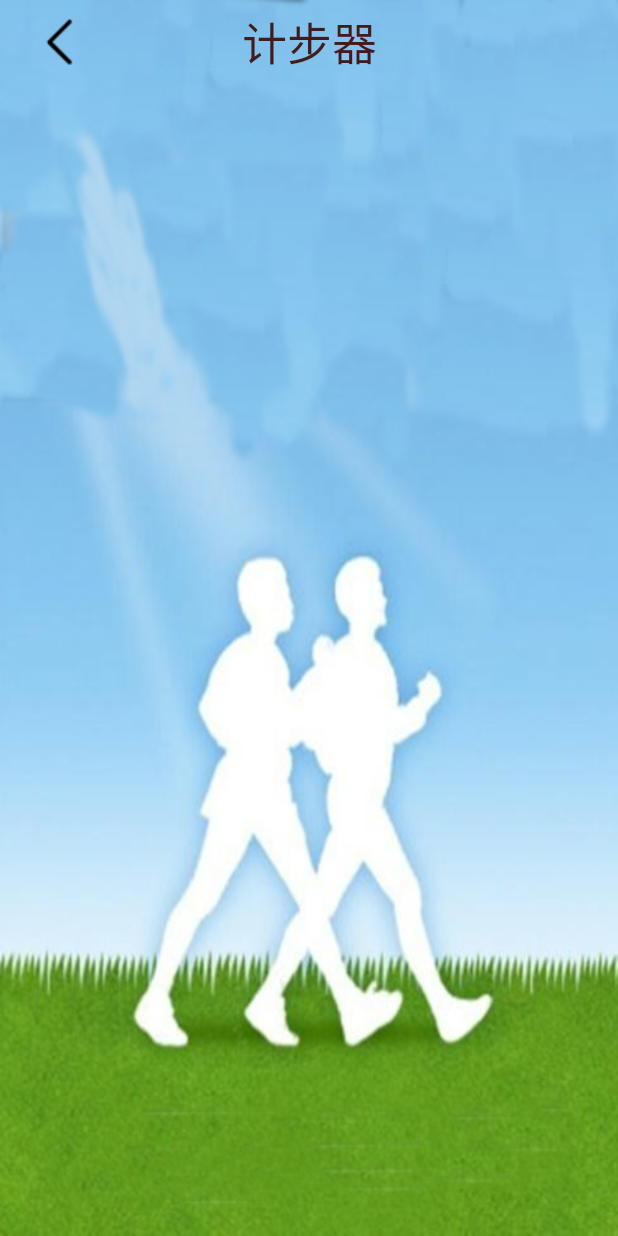
After one commit to xie66/TeamProject, an Android app: the StepcounterActivity screen opened directly, with no data from a screen before it, on a phone screen of 412 x 824 dp. The commit adds this screen. Run offline under Robolectric (Android 15) with nearby library versions, the phone set to English and light mode, and no system bars.

Commit message:
谢艳朋第八次提交

```diff
--- a/app/src/main/AndroidManifest.xml
+++ b/app/src/main/AndroidManifest.xml
@@ -22,6 +22,7 @@
         android:roundIcon="@drawable/icon_gege"
         android:supportsRtl="true"
         android:theme="@style/Theme.Gege">
+        <activity android:name=".stepcount.StepcounterActivity" />
         <activity android:name=".map.MainMapActivity" />
         <activity android:name=".MyActivity1" />
         <activity android:name=".RegistActivity" />
--- a/app/src/main/java/com/gezhi/gege/HomepageFragment.java
+++ b/app/src/main/java/com/gezhi/gege/HomepageFragment.java
@@ -83,7 +83,7 @@ public class HomepageFragment extends Fragment implements View.OnClickListener {
     private void initTools() {
         Smalltools smalltools1 = new Smalltools("新闻", R.drawable.news_icon, 1);
         Smalltools smalltools2 = new Smalltools("地图", R.drawable.ditu, 6);
-        Smalltools smalltools3 = new Smalltools("计步器", R.drawable.jbq, 5);
+        Smalltools smalltools3 = new Smalltools("计步器", R.drawable.step_balck, 5);
         Smalltools smalltools4 = new Smalltools("闹钟", R.drawable.clock_icon, 4);
         Smalltools smalltools5 = new Smalltools("计算器", R.drawable.calc_icon, 3);
         Smalltools smalltools6 = new Smalltools("表白墙", R.drawable.bp_icon, 6);
--- /dev/null
+++ b/app/src/main/java/com/gezhi/gege/stepcount/StepcounterActivity.java
@@ -0,0 +1,134 @@
+package com.gezhi.gege.stepcount;
+
+import android.content.Intent;
+import android.content.SharedPreferences;
+import android.hardware.Sensor;
+import android.hardware.SensorEvent;
+import android.hardware.SensorEventListener;
+import android.hardware.SensorManager;
+import android.os.Bundle;
+import android.util.Log;
+import android.view.View;
+import android.widget.ImageView;
+import android.widget.TextView;
+import android.widget.Toast;
+
+import androidx.appcompat.app.AppCompatActivity;
+
+import com.gezhi.gege.MainActivity;
+import com.gezhi.gege.R;
+import com.gezhi.gege.news.MainNewsActivity;
+
+import java.text.DateFormat;
+import java.text.SimpleDateFormat;
+import java.util.Date;
+
+public class StepcounterActivity extends AppCompatActivity implements SensorEventListener {
+
+    TextView showHelloTv, showStepTv, showTimeTv;
+    SensorManager sensorManager;
+    Sensor stepCounterSensor;
+    SharedPreferences sharedPreferences;
+    long currentSteps;
+    ImageView stepback, stepperson;
+
+    @Override
+    protected void onCreate(Bundle savedInstanceState) {
+        super.onCreate(savedInstanceState);
+        setContentView(R.layout.activitystepcounter_main);
+        initview();
+//        onClick();
+        if (stepCounterSensor != null) {
+            sensorManager.registerListener(this, stepCounterSensor, SensorManager.SENSOR_DELAY_NORMAL);
+        } else {
+            Toast.makeText(this, "设备不支持计步传感器", Toast.LENGTH_SHORT).show();
+        }
+
+        if (sharedPreferences != null) {
+            long storSteps = sharedPreferences.getLong("total", 0);
+            String storeTime = sharedPreferences.getString("time", setDataFormat(System.currentTimeMillis()));
+            String currentTime = setDataFormat(System.currentTimeMillis());
+            if (storeTime.substring(0, 9).equals(currentTime.substring(0, 9))) {
+                currentSteps = storSteps;
+                Log.d("TAG-stor", "onCreate当天步数： " + currentSteps);
+            } else {  //不是当天步数
+                currentSteps = 0;
+                Log.d("TAG-init-steps", "onCreate不是当天步数 " + currentSteps);
+            }
+        }
+    }
+
+//    private void onClick() {
+//        stepperson.setOnClickListener(new View.OnClickListener() {
+//            @Override
+//            public void onClick(View view) {
+//
+//            }
+//        });
+//    }
+
+    public void uiUpdate(long steps, String time) {
+        Log.d("TAG-uiUpdate", "uiUpdate: " + steps);
+        showTimeTv.setText(time);
+        showStepTv.setText(steps + "");
+        if (steps > 10000) {
+            showHelloTv.setText("燃烧你的卡路里！");
+        } else if (steps > 5000) {
+            showHelloTv.setText("燃烧你的卡路里！");
+        } else {
+            showHelloTv.setText("燃烧你的卡路里！");
+        }
+    }
+
+
+    public String setDataFormat(long time) {
+        Date now = new Date();
+        DateFormat dateFormat = new SimpleDateFormat("yyyy-MM-dd  HH:ss");
+        String nowString = dateFormat.format(now);
+        return nowString;
+    }
+
+
+    private void initview() {
+        showHelloTv = (TextView) findViewById(R.id.show_hello_tv);
+        showStepTv = (TextView) findViewById(R.id.show_step_tv);
+        showTimeTv = (TextView) findViewById(R.id.show_time_tv);
+        stepback = (ImageView) findViewById(R.id.stepbank_iv);
+//        stepperson = (ImageView) findViewById(R.id.step_person);
+        stepback.setOnClickListener(new View.OnClickListener() {
+            @Override
+            public void onClick(View view) {
+                Intent intent = new Intent(StepcounterActivity.this, MainActivity.class);
+                startActivity(intent);
+            }
+        });
+        sensorManager = (SensorManager) getSystemService(SENSOR_SERVICE);
+        stepCounterSensor = sensorManager.getDefaultSensor(Sensor.TYPE_STEP_COUNTER);
+        sharedPreferences = getSharedPreferences("steps", MODE_PRIVATE);
+    }
+
+    public void saveTodaySteps(long steps, String time) {
+        SharedPreferences.Editor editor = sharedPreferences.edit();
+        editor.putLong("total", steps);
+        editor.putString("time", time);
+        editor.apply();
+        Log.d("TAG-save", "saveTodaySteps: " + steps);
+    }
+
+
+    @Override
+    public void onSensorChanged(SensorEvent sensorEvent) {
+        if (sensorEvent.sensor.getType() == Sensor.TYPE_STEP_COUNTER) {
+            currentSteps += (long) sensorEvent.values[0];
+            String time = setDataFormat(System.currentTimeMillis());
+            uiUpdate(currentSteps, time);
+            saveTodaySteps(currentSteps, time);
+            Log.d("TAG-sensor", "onSensorChanged: " + currentSteps);
+        }
+    }
+
+    @Override
+    public void onAccuracyChanged(Sensor sensor, int i) {
+
+    }
+}
--- /dev/null
+++ b/app/src/main/res/drawable/b.xml
@@ -0,0 +1,5 @@
+<?xml version="1.0" encoding="utf-8"?>
+<selector xmlns:android="http://schemas.android.com/apk/res/android">
+    <item android:drawable="@drawable/message" android:state_checked="false" />
+    <item android:drawable="@drawable/message1" android:state_checked="true" />
+</selector>
--- /dev/null
+++ b/app/src/main/res/drawable/step.xml
@@ -0,0 +1,5 @@
+<?xml version="1.0" encoding="utf-8"?>
+<selector xmlns:android="http://schemas.android.com/apk/res/android">
+    <item android:drawable="@drawable/step_white" android:state_checked="false" />
+    <item android:drawable="@drawable/step_balck" android:state_checked="true" />
+</selector>
--- a/app/src/main/res/layout/activity_main.xml
+++ b/app/src/main/res/layout/activity_main.xml
@@ -56,7 +56,7 @@
                 android:layout_height="wrap_content"
                 android:layout_weight="1"
                 android:button="@null"
-                android:drawableTop="@drawable/a" />
+                android:drawableTop="@drawable/b" />
 
             <RadioButton
                 android:id="@+id/radio_four"
--- /dev/null
+++ b/app/src/main/res/layout/activitystepcounter_main.xml
@@ -0,0 +1,79 @@
+<?xml version="1.0" encoding="utf-8"?>
+<LinearLayout xmlns:android="http://schemas.android.com/apk/res/android"
+    xmlns:app="http://schemas.android.com/apk/res-auto"
+    xmlns:tools="http://schemas.android.com/tools"
+    android:layout_width="match_parent"
+    android:layout_height="match_parent"
+    android:orientation="vertical"
+    android:background="@drawable/bsda"
+    tools:context=".stepcount.StepcounterActivity">
+
+    <FrameLayout
+        android:layout_width="match_parent"
+        android:layout_height="wrap_content">
+
+        <androidx.appcompat.widget.Toolbar
+            android:layout_width="match_parent"
+            android:layout_height="?attr/actionBarSize"
+            android:theme="@style/ThemeOverlay.AppCompat.Dark.ActionBar">
+
+            <ImageView
+                android:id="@+id/stepbank_iv"
+                android:layout_width="wrap_content"
+                android:layout_height="wrap_content"
+                android:layout_gravity="left"
+                android:src="@drawable/arrow_left" />
+
+            <TextView
+                android:layout_width="wrap_content"
+                android:layout_height="wrap_content"
+                android:layout_gravity="center"
+                android:text="计步器"
+                android:textColor="#431B1B"
+                android:textSize="30sp" />
+        </androidx.appcompat.widget.Toolbar>
+
+    </FrameLayout>
+
+    <TextView
+        android:id="@+id/show_hello_tv"
+        android:layout_width="match_parent"
+        android:layout_height="wrap_content"
+        android:layout_marginBottom="15dp"
+        android:gravity="center"
+        android:textColor="#DF1A1A"
+        android:textSize="25sp" />
+
+    <TextView
+        android:id="@+id/show_step_tv"
+        android:layout_width="match_parent"
+        android:layout_height="wrap_content"
+        android:layout_marginBottom="15dp"
+        android:gravity="center"
+        android:textColor="#DF1A1A"
+        android:textSize="25sp" />
+
+    <TextView
+        android:id="@+id/show_time_tv"
+        android:layout_width="match_parent"
+        android:layout_height="wrap_content"
+        android:layout_marginBottom="15dp"
+        android:gravity="center"
+        android:textColor="#DF1A1A"
+        android:textSize="25sp" />
+
+    <LinearLayout
+        android:layout_gravity="center_horizontal"
+        android:layout_width="wrap_content"
+        android:layout_height="wrap_content"
+        android:layout_marginTop="100dp"
+        android:orientation="horizontal">
+
+<!--        <ImageView-->
+<!--            android:id="@+id/step_person"-->
+<!--            android:src="@drawable/step"-->
+<!--            android:layout_marginLeft="80dp"-->
+<!--            android:layout_width="wrap_content"-->
+<!--            android:layout_height="wrap_content" />-->
+    </LinearLayout>
+</LinearLayout>
--- a/app/src/main/res/layout/login_layout.xml
+++ b/app/src/main/res/layout/login_layout.xml
@@ -2,7 +2,7 @@
 <LinearLayout xmlns:android="http://schemas.android.com/apk/res/android"
     android:layout_width="match_parent"
     android:layout_height="match_parent"
-    android:background="@drawable/background"
+
     android:orientation="vertical">
 
 
--- a/app/src/main/res/layout/registactivity_layout.xml
+++ b/app/src/main/res/layout/registactivity_layout.xml
@@ -10,7 +10,6 @@
         android:layout_height="wrap_content"
         android:text="欢迎您注册成为App用户"
         android:textSize="30sp" />
-
 
     <View
         android:layout_width="match_parent"
@@ -156,9 +155,11 @@
         <Button
             android:id="@+id/register_btn"
             android:layout_width="wrap_content"
-            android:layout_height="wrap_content"
+            android:layout_height="match_parent"
             android:layout_gravity="center_horizontal"
+            android:background="#5DC4D1"
             android:text="立即注册"
+            android:textColor="#505457"
             android:textSize="25sp" />
 
         <!--        <Button-->
--- a/app/src/main/res/layout/toolitem_layout.xml
+++ b/app/src/main/res/layout/toolitem_layout.xml
@@ -15,8 +15,8 @@
 
         <ImageView
             android:id="@+id/tool_image"
-            android:layout_width="match_parent"
-            android:layout_height="80dp"
+            android:layout_width="60dp"
+            android:layout_height="60dp"
             android:layout_gravity="center_horizontal" />
 
         <TextView
```
Also changed, not shown: app/src/main/java/com/gezhi/gege/LoginActivity.java (+2 -6 lines), app/src/main/java/com/gezhi/gege/ToolAdapter.java (+5 -3 lines), app/src/main/res/layout/mapactivity_layout.xml (+33 -6 lines), app/src/main/res/drawable/bsda.png (added), app/src/main/res/drawable/message.png (added), app/src/main/res/drawable/message1.png (added), app/src/main/res/drawable/register.png (added), app/src/main/res/drawable/step_balck.png (added), app/src/main/res/drawable/step_white.png (added). Lines whose indentation alone changed are shown as unchanged.
